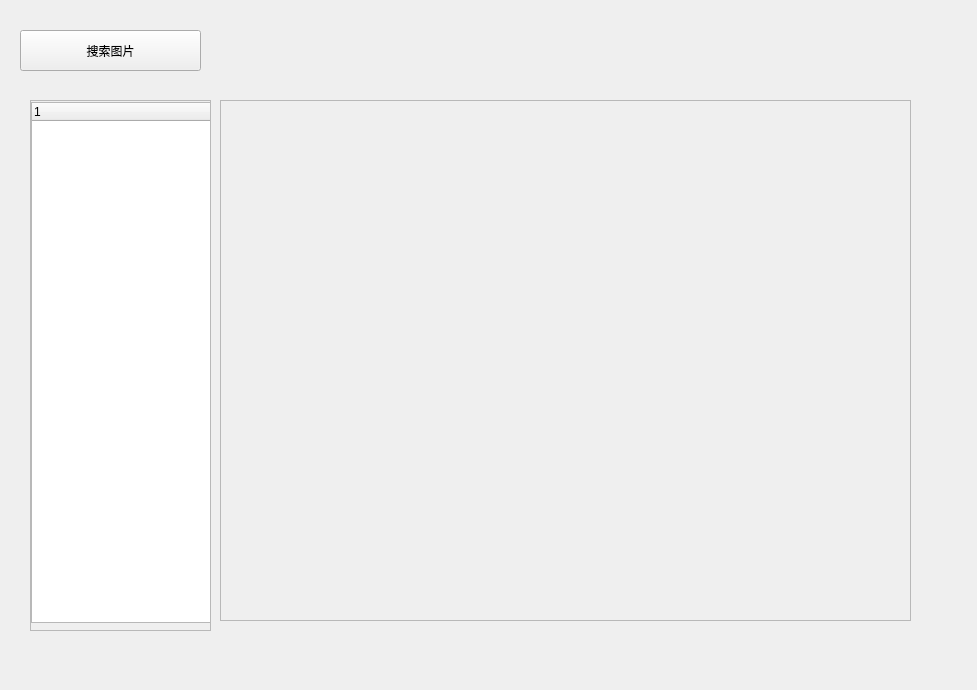
This is MainWin.ui in Hourse1983/CarPicture as Qt 5 draws it before an edit. The edited form follows.
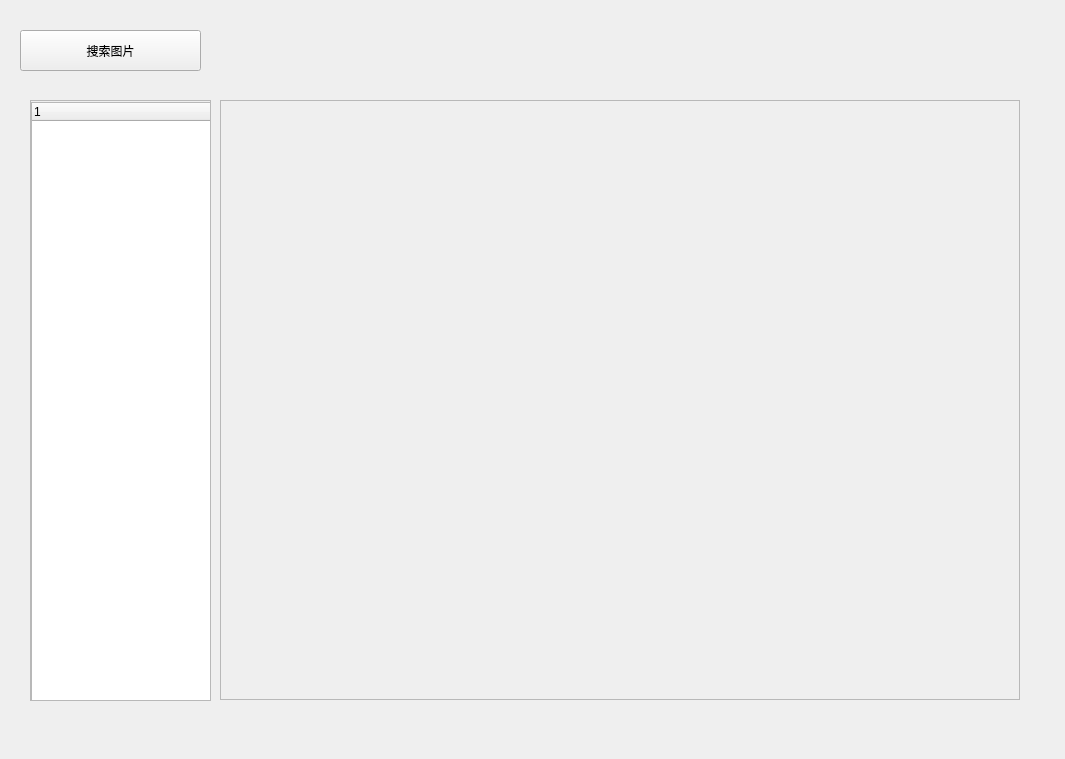
This is the edited form.

Commit message: modify the window show

```diff
--- a/MainWin.ui
+++ b/MainWin.ui
@@ -6,8 +6,8 @@
    <rect>
     <x>0</x>
     <y>0</y>
-    <width>977</width>
-    <height>690</height>
+    <width>1065</width>
+    <height>759</height>
    </rect>
   </property>
   <property name="windowTitle">
@@ -32,7 +32,7 @@
      <x>30</x>
      <y>100</y>
      <width>181</width>
-     <height>531</height>
+     <height>601</height>
     </rect>
    </property>
    <property name="widgetResizable">
@@ -44,7 +44,7 @@
       <x>0</x>
       <y>0</y>
       <width>179</width>
-      <height>529</height>
+      <height>599</height>
      </rect>
     </property>
     <widget class="QTreeWidget" name="treeWidget">
@@ -53,7 +53,7 @@
        <x>0</x>
        <y>1</y>
        <width>181</width>
-       <height>521</height>
+       <height>601</height>
       </rect>
      </property>
      <column>
@@ -69,8 +69,8 @@
     <rect>
      <x>220</x>
      <y>100</y>
-     <width>691</width>
-     <height>521</height>
+     <width>800</width>
+     <height>600</height>
     </rect>
    </property>
    <property name="widgetResizable">
@@ -81,8 +81,8 @@
      <rect>
       <x>0</x>
       <y>0</y>
-      <width>689</width>
-      <height>519</height>
+      <width>798</width>
+      <height>598</height>
      </rect>
     </property>
     <widget class="QWidget" name="gridLayoutWidget">
@@ -90,8 +90,8 @@
       <rect>
        <x>0</x>
        <y>0</y>
-       <width>691</width>
-       <height>521</height>
+       <width>801</width>
+       <height>601</height>
       </rect>
      </property>
      <layout class="QGridLayout" name="gridLayout"/>
```
The commit also changes 2 other files.
